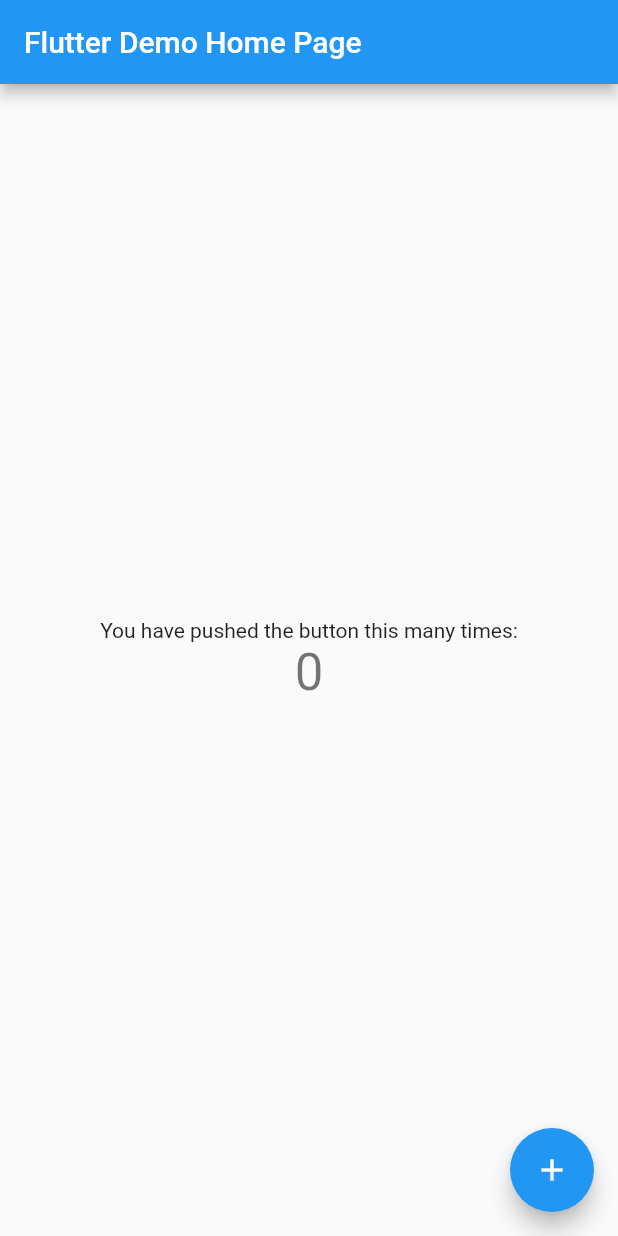
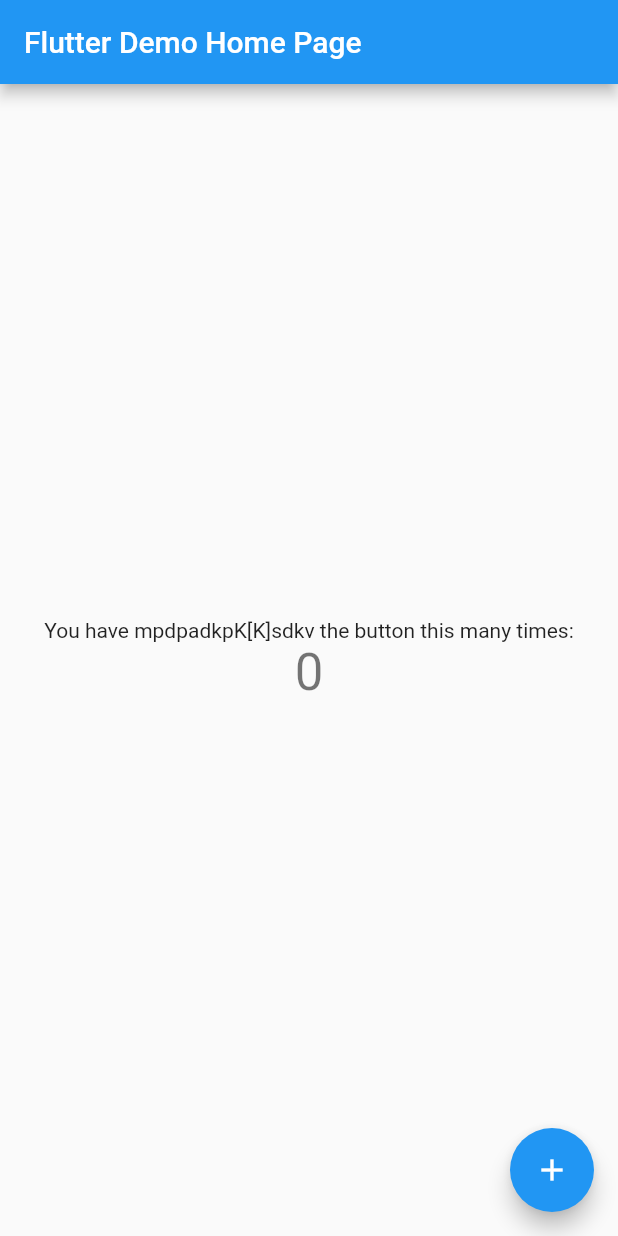
Before and after one commit to githubsalih/new-project, a Flutter app: the screen it shows after launch, on a phone screen of 412 x 824 dp. Run offline on Flutter 3.47's test engine with Material 2 defaults, Android fonts, the phone set to English and light mode, and no system bars.

Commit message:
Update main.dart

```diff
--- a/lib/main.dart
+++ b/lib/main.dart
@@ -96,7 +96,7 @@ class _MyHomePageState extends State<MyHomePage> {
           mainAxisAlignment: MainAxisAlignment.center,
           children: <Widget>[
             const Text(
-              'You have pushed the button this many times:',
+              'You have mpdpadkpK[K]sdkv the button this many times:',
             ),
             Text(
               '$_counter',
```
